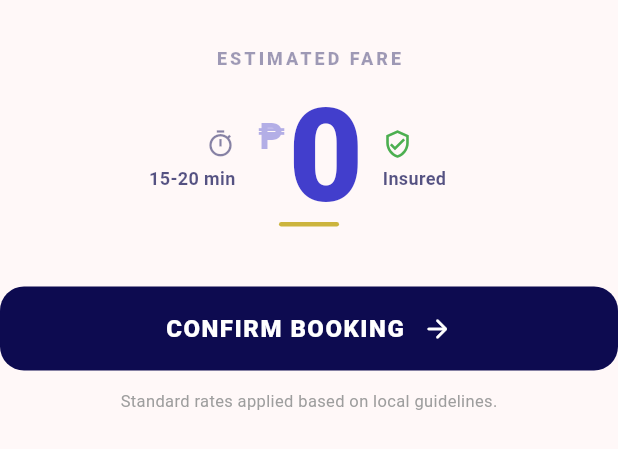
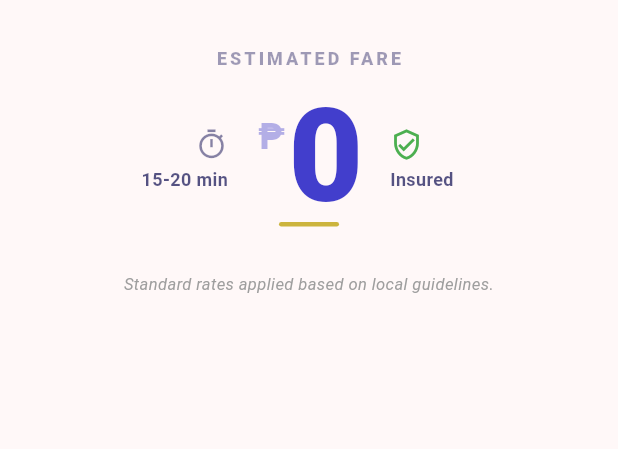
Before and after one commit to reagan13/mati-byahe, a Flutter app: the FareDisplay widget shown alone on an empty page, opened directly with empty values, on a phone screen of 412 x 824 dp. Shown: the top 449 px of the screen. Run offline on Flutter 3.47's test engine with Material 3 defaults, Android fonts, the phone set to English and light mode, and no system bars; our stand-ins replace flutter_dotenv, pin_code_fields, shared_preferences, smooth_page_indicator, sqflite, sqflite_common_ffi and 1 more; accounts and stored records are empty; network calls fail.

Commit message:
fare display improve

```diff
--- a/lib/home/widgets/fare_display.dart
+++ b/lib/home/widgets/fare_display.dart
@@ -24,13 +24,14 @@ class FareDisplay extends StatelessWidget {
         Row(
           crossAxisAlignment: CrossAxisAlignment.center,
           children: [
+            // Left Side: Time Estimate
             Expanded(
               child: Column(
                 crossAxisAlignment: CrossAxisAlignment.end,
                 children: [
                   Icon(
                     Icons.timer_outlined,
-                    size: 20,
+                    size: 22,
                     color: AppColors.darkNavy.withOpacity(0.5),
                   ),
                   const SizedBox(height: 4),
@@ -45,7 +46,10 @@ class FareDisplay extends StatelessWidget {
                 ],
               ),
             ),
-            const SizedBox(width: 15),
+
+            const SizedBox(width: 20),
+
+            // Center: Price
             Column(
               children: [
                 Row(
@@ -86,14 +90,17 @@ class FareDisplay extends StatelessWidget {
                 ),
               ],
             ),
-            const SizedBox(width: 15),
+
+            const SizedBox(width: 20),
+
+            // Right Side: Insurance Status
             Expanded(
               child: Column(
                 crossAxisAlignment: CrossAxisAlignment.start,
                 children: [
                   const Icon(
                     Icons.verified_user_outlined,
-                    size: 20,
+                    size: 22,
                     color: Color(0xFF4CAF50),
                   ),
                   const SizedBox(height: 4),
@@ -110,41 +117,15 @@ class FareDisplay extends StatelessWidget {
             ),
           ],
         ),
-        const SizedBox(height: 40),
-        SizedBox(
-          width: double.infinity,
-          height: 56,
-          child: ElevatedButton(
-            onPressed: () {},
-            style: ElevatedButton.styleFrom(
-              backgroundColor: AppColors.darkNavy,
-              foregroundColor: Colors.white,
-              elevation: 0,
-              shape: RoundedRectangleBorder(
-                borderRadius: BorderRadius.circular(16),
-              ),
-            ),
-            child: const Row(
-              mainAxisAlignment: MainAxisAlignment.center,
-              children: [
-                Text(
-                  'CONFIRM BOOKING',
-                  style: TextStyle(
-                    fontSize: 16,
-                    fontWeight: FontWeight.w900,
-                    letterSpacing: 1,
-                  ),
-                ),
-                SizedBox(width: 12),
-                Icon(Icons.arrow_forward_rounded, size: 20),
-              ],
-            ),
-          ),
-        ),
-        const SizedBox(height: 12),
+        const SizedBox(height: 30),
         Text(
           'Standard rates applied based on local guidelines.',
-          style: TextStyle(fontSize: 11, color: Colors.grey.shade500),
+          textAlign: TextAlign.center,
+          style: TextStyle(
+            fontSize: 11,
+            color: Colors.grey.shade500,
+            fontStyle: FontStyle.italic,
+          ),
         ),
         const SizedBox(height: 20),
       ],
```
